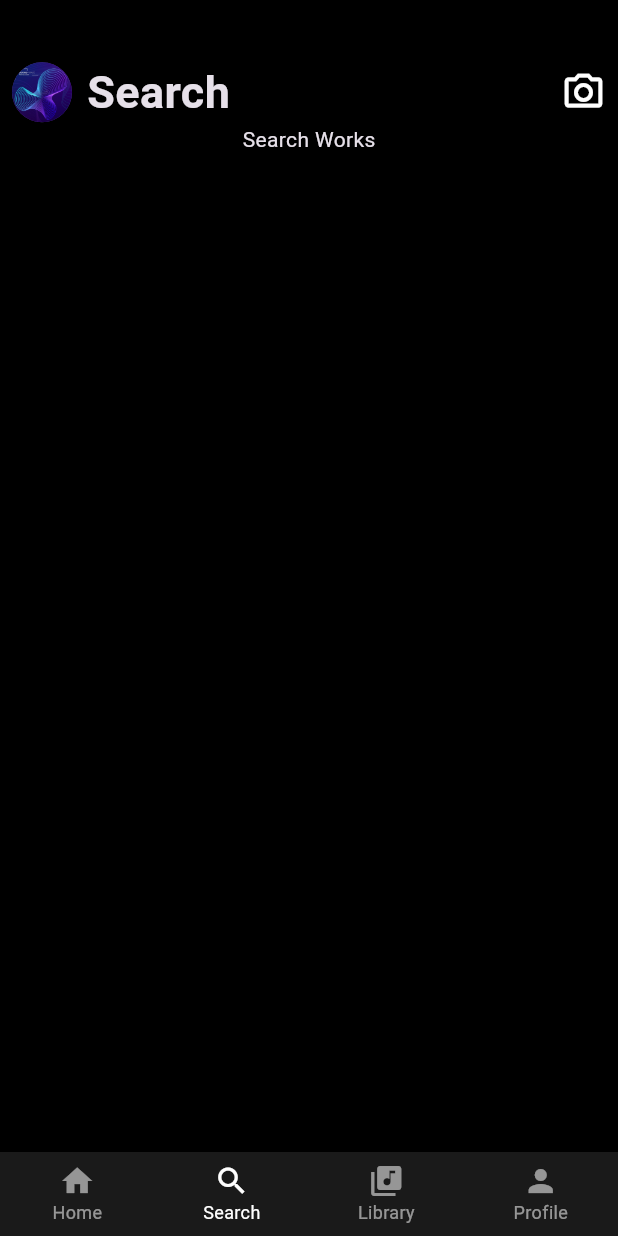
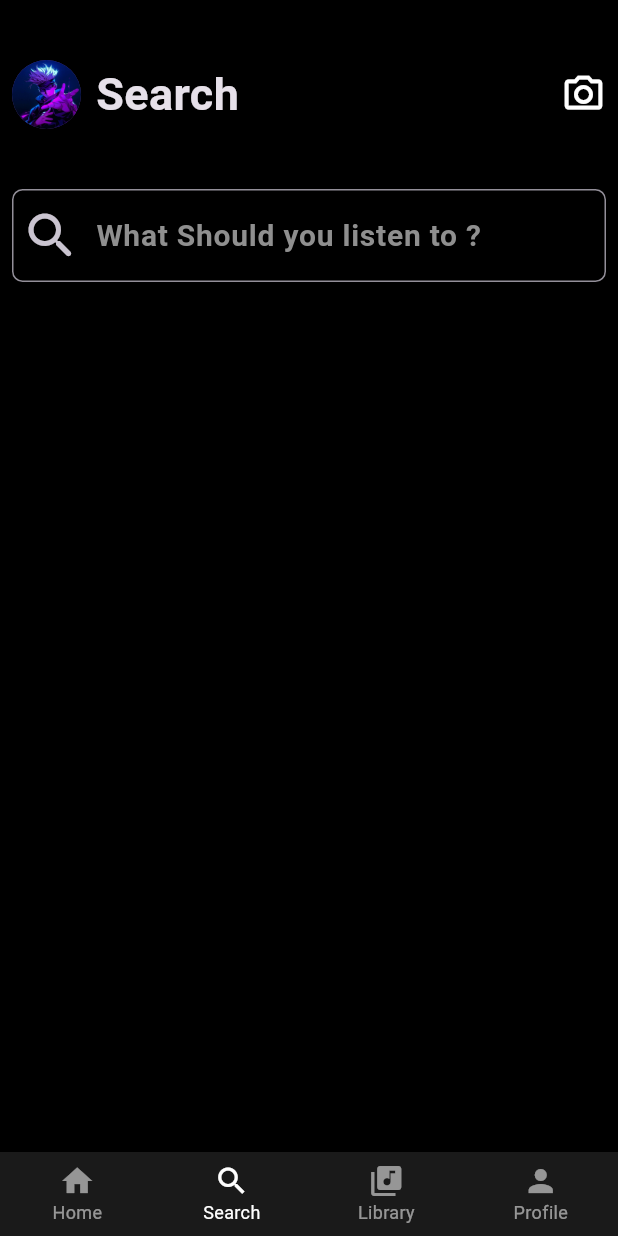
Before and after one commit to Darrylwin/spot__ui, a Flutter app: the screen it shows after launch, item 2 of the bottom bar chosen, on a phone screen of 412 x 824 dp. Run offline on Flutter 3.47's test engine with Material 3 defaults, Android fonts, the light colour scheme and no system bars.

Commit message:
essentiel du textfirld. Reste decoration

```diff
--- a/lib/views/search.dart
+++ b/lib/views/search.dart
@@ -25,7 +25,8 @@ class _SearchViewState extends State<SearchView> {
                   Row(
                     children: [
                       CircleAvatar(
-                        backgroundImage: AssetImage("assets/album8.jpg"),
+                        radius: 23,
+                        backgroundImage: AssetImage("assets/profil.jpeg"),
                       ),
                       SizedBox(width: 10),
                       Text(
@@ -38,8 +39,23 @@ class _SearchViewState extends State<SearchView> {
                   Icon(Icons.camera_alt_outlined, size: 30, weight: 40)
                 ],
               ),
-              Center(
-                child: Text("Search Works"),
+              SizedBox(height: 40),
+              TextField(
+                decoration: InputDecoration(
+                  prefixIcon: Padding(
+                    padding: const EdgeInsetsDirectional.all(6.0),
+                    child: Icon(Icons.search_rounded, size: 40),
+                  ),
+                  hintText: 'What Should you listen to ?',
+                  hintStyle: TextStyle(
+                    fontWeight: FontWeight.bold,
+                    fontSize: 20,
+                    color: Color.fromARGB(230, 158, 158, 158),
+                  ),
+                  border: OutlineInputBorder(
+                    borderRadius: BorderRadius.circular(7),
+                  ),
+                ),
               ),
             ],
           ),
```
